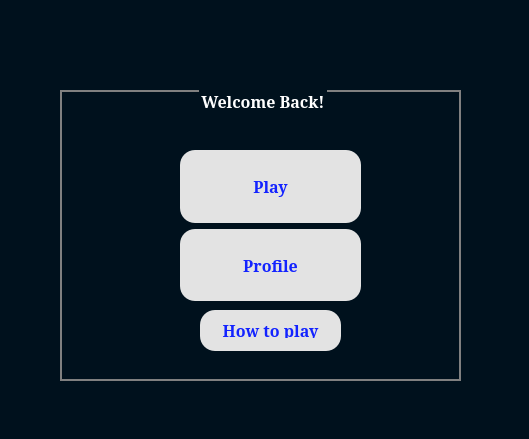
The window that TicTacToeLast - Copy/View/profile.ui (Michael-lhany/TIC-TAC-TOE) describes before a commit, drawn with Qt 5.
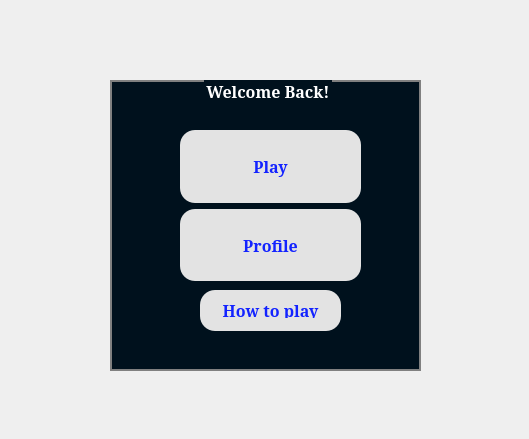
The same window after the commit.

Commit message: Added Background Pictures

The edit to the form file:
```diff
--- a/TicTacToeLast - Copy/View/profile.ui
+++ b/TicTacToeLast - Copy/View/profile.ui
@@ -14,20 +14,14 @@
    <string>Dialog</string>
   </property>
   <property name="styleSheet">
-   <string notr="true">QWidget
-{
-	background-color: #00111d;
-	color: #000000;
-	border-color: #000000;
-
-}</string>
+   <string notr="true"/>
   </property>
   <widget class="QGroupBox" name="groupBox">
    <property name="geometry">
     <rect>
-     <x>60</x>
-     <y>90</y>
-     <width>401</width>
+     <x>110</x>
+     <y>80</y>
+     <width>311</width>
      <height>291</height>
     </rect>
    </property>
@@ -70,8 +64,8 @@
    <widget class="QWidget" name="layoutWidget">
     <property name="geometry">
      <rect>
-      <x>120</x>
-      <y>60</y>
+      <x>70</x>
+      <y>50</y>
       <width>181</width>
       <height>151</height>
      </rect>
@@ -196,8 +190,8 @@
    <widget class="QPushButton" name="how">
     <property name="geometry">
      <rect>
-      <x>140</x>
-      <y>220</y>
+      <x>90</x>
+      <y>210</y>
       <width>141</width>
       <height>41</height>
      </rect>
```
The commit also changes 41 other files.
